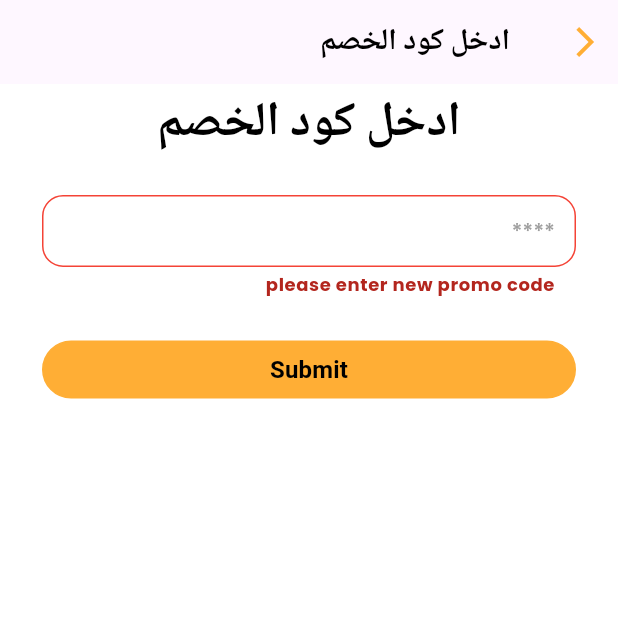
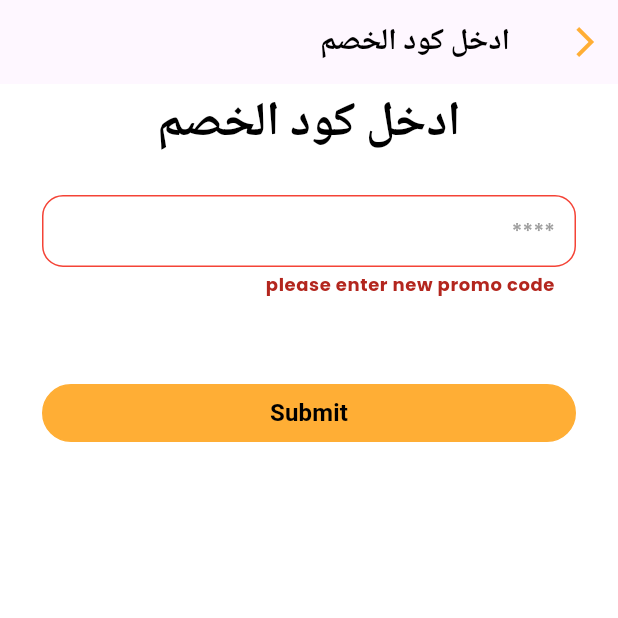
Before and after one commit to pavlysamir/post_bet_app, a Flutter app: the EnterPromoView screen opened directly with empty values, after a tap on an icon or button, on a phone screen of 412 x 824 dp, the top half of it. Run offline on Flutter 3.47's test engine with Material 3 defaults, Android fonts, the phone set to English and light mode, and no system bars; our stand-ins replace bloc, dartz, dio, flutter_bloc, flutter_screenutil, get_it and 9 more; missing offline and left inert: flutter_windowmanager; accounts and stored records are empty; key blocks and very long unbroken strings in the code were emptied for the run.

Commit message:
Fix UI issues and add functionality to EnterPromoView screen

```diff
--- a/lib/features/authentication/presentation/views/regester_screen.dart
+++ b/lib/features/authentication/presentation/views/regester_screen.dart
@@ -44,7 +44,7 @@ class _RegisterScreenState extends State<RegisterScreen> {
               content: Text(state.data),
             ));
 
-            customJustGoNavigate(
+            customGoAndDeleteNavigate(
                 context: context, path: AppRouter.kVerifyEmail);
           } else if (state is SignUpFailure) {
             ScaffoldMessenger.of(context).showSnackBar(SnackBar(
--- a/lib/features/settings/data/settings_repo/settings_repo.dart
+++ b/lib/features/settings/data/settings_repo/settings_repo.dart
@@ -130,7 +130,7 @@ class SettingsRepository {
 
       return Right(subscription);
     } on ServerException catch (e) {
-      return Left(e.errModel.errorMessage!);
+      return Left(e.errModel.error!);
     }
   }
 
--- a/lib/features/settings/presentation/views/enter_promocode_view.dart
+++ b/lib/features/settings/presentation/views/enter_promocode_view.dart
@@ -10,7 +10,7 @@ import 'package:post_bet/features/settings/presentation/manager/settings_cubit/c
 import 'package:post_bet/generated/l10n.dart';
 import 'package:url_launcher/url_launcher.dart';
 
-class EnterPromoView extends StatelessWidget {
+class EnterPromoView extends StatefulWidget {
   const EnterPromoView({
     super.key,
     required this.planeId,
@@ -18,7 +18,20 @@ class EnterPromoView extends StatelessWidget {
   final String planeId;
 
   @override
+  State<EnterPromoView> createState() => _EnterPromoViewState();
+}
+
+class _EnterPromoViewState extends State<EnterPromoView> {
+  @override
+  void dispose() {
+    // TODO: implement dispose
+    super.dispose();
+    SettingsCubit.get(context).promocodeController.text = '';
+  }
+
+  @override
   Widget build(BuildContext context) {
+    String btnTxt = S.of(context).submet;
     return Scaffold(
         appBar: CustomAppbareWithTitle(title: S.of(context).enterPromo),
         body: BlocConsumer<SettingsCubit, SettingsState>(
@@ -83,32 +96,6 @@ class EnterPromoView extends StatelessWidget {
                   SizedBox(
                     height: 30.h,
                   ),
-                  state is GetPromocodesDetailsLoading
-                      ? const Center(
-                          child: CircularProgressIndicator(
-                            color: kPrimaryKey,
-                          ),
-                        )
-                      : Padding(
-                          padding: const EdgeInsets.symmetric(horizontal: 20),
-                          child: CustomButtonLarge(
-                              text: S.of(context).submet,
-                              color: kPrimaryKey,
-                              textColor: Colors.white,
-                              function: () {
-                                if (SettingsCubit.get(context)
-                                    .formKeyPromoCode
-                                    .currentState!
-                                    .validate()) {
-                                  SettingsCubit.get(context)
-                                      .getPromoCodeDetails(
-                                          id: SettingsCubit.get(context)
-                                              .promocodeController
-                                              .text,
-                                          planeId: planeId);
-                                }
-                              }),
-                        ),
                   state is GetPromocodesDetailsSuccess
                       ? Padding(
                           padding: const EdgeInsets.symmetric(horizontal: 20),
@@ -142,7 +129,7 @@ class EnterPromoView extends StatelessWidget {
                                         'Plan Price : ${SettingsCubit.get(context).myPromoCodeDetails!.planPrice}',
                                         style: Theme.of(context)
                                             .textTheme
-                                            .displaySmall,
+                                            .titleMedium,
                                       ),
                                       SizedBox(
                                         height: 15.h,
@@ -151,7 +138,7 @@ class EnterPromoView extends StatelessWidget {
                                         'Discount : ${SettingsCubit.get(context).myPromoCodeDetails!.discount}',
                                         style: Theme.of(context)
                                             .textTheme
-                                            .displaySmall,
+                                            .titleMedium,
                                       ),
                                       SizedBox(
                                         height: 15.h,
@@ -160,14 +147,56 @@ class EnterPromoView extends StatelessWidget {
                                         'Price after discount : ${SettingsCubit.get(context).myPromoCodeDetails!.priceAfterDiscount}',
                                         style: Theme.of(context)
                                             .textTheme
-                                            .displaySmall,
+                                            .titleMedium,
                                       ),
                                       SizedBox(
                                         height: 10.h,
                                       ),
-                                      Padding(
-                                        padding: const EdgeInsets.symmetric(
-                                            horizontal: 20),
+                                      // Padding(
+                                      //   padding: const EdgeInsets.symmetric(
+                                      //       horizontal: 20),
+                                      //   child: CustomButtonLarge(
+                                      //       text: S.of(context).doneSubscribe,
+                                      //       color: kPrimaryKey,
+                                      //       textColor: Colors.white,
+                                      //       function: () async {
+                                      //         if (SettingsCubit.get(context)
+                                      //             .formKeyPromoCode
+                                      //             .currentState!
+                                      //             .validate()) {
+                                      //           await SettingsCubit.get(context)
+                                      //               .subscription(
+                                      //                   planId: planeId,
+                                      //                   promoCode: SettingsCubit
+                                      //                           .get(context)
+                                      //                       .promocodeController
+                                      //                       .text);
+                                      //         }
+                                      //       }),
+                                      // ),
+                                      SizedBox(
+                                        height: 10.h,
+                                      ),
+                                    ])),
+                              ),
+                            ],
+                          ),
+                        )
+                      : const SizedBox(),
+                  SizedBox(
+                    height: 30.h,
+                  ),
+                  state is GetPromocodesDetailsLoading ||
+                          state is SubscraptionLoading
+                      ? const Center(
+                          child: CircularProgressIndicator(
+                            color: kPrimaryKey,
+                          ),
+                        )
+                      : state is GetPromocodesDetailsSuccess
+                          ? Padding(
+                              padding:
+                                  const EdgeInsets.symmetric(horizontal: 20),
                               child: CustomButtonLarge(
                                   text: S.of(context).doneSubscribe,
                                   color: kPrimaryKey,
@@ -177,25 +206,42 @@ class EnterPromoView extends StatelessWidget {
                                         .formKeyPromoCode
                                         .currentState!
                                         .validate()) {
+                                      if (SettingsCubit.get(context)
+                                          .formKeyPromoCode
+                                          .currentState!
+                                          .validate()) {
                                         await SettingsCubit.get(context)
                                             .subscription(
-                                                        planId: planeId,
-                                                        promoCode: SettingsCubit
-                                                                .get(context)
+                                                planId: widget.planeId,
+                                                promoCode:
+                                                    SettingsCubit.get(context)
                                                         .promocodeController
                                                         .text);
                                       }
+                                    }
+                                  }),
+                            )
+                          : Padding(
+                              padding:
+                                  const EdgeInsets.symmetric(horizontal: 20),
+                              child: CustomButtonLarge(
+                                  text: S.of(context).submet,
+                                  color: kPrimaryKey,
+                                  textColor: Colors.white,
+                                  function: () {
+                                    if (SettingsCubit.get(context)
+                                        .formKeyPromoCode
+                                        .currentState!
+                                        .validate()) {
+                                      SettingsCubit.get(context)
+                                          .getPromoCodeDetails(
+                                              id: SettingsCubit.get(context)
+                                                  .promocodeController
+                                                  .text,
+                                              planeId: widget.planeId);
+                                    }
                                   }),
                             ),
-                                      SizedBox(
-                                        height: 10.h,
-                                      ),
-                                    ])),
-                              ),
-                            ],
-                          ),
-                        )
-                      : const SizedBox(),
                 ],
               ),
             ),
```
Lines whose indentation alone changed are shown as unchanged.
